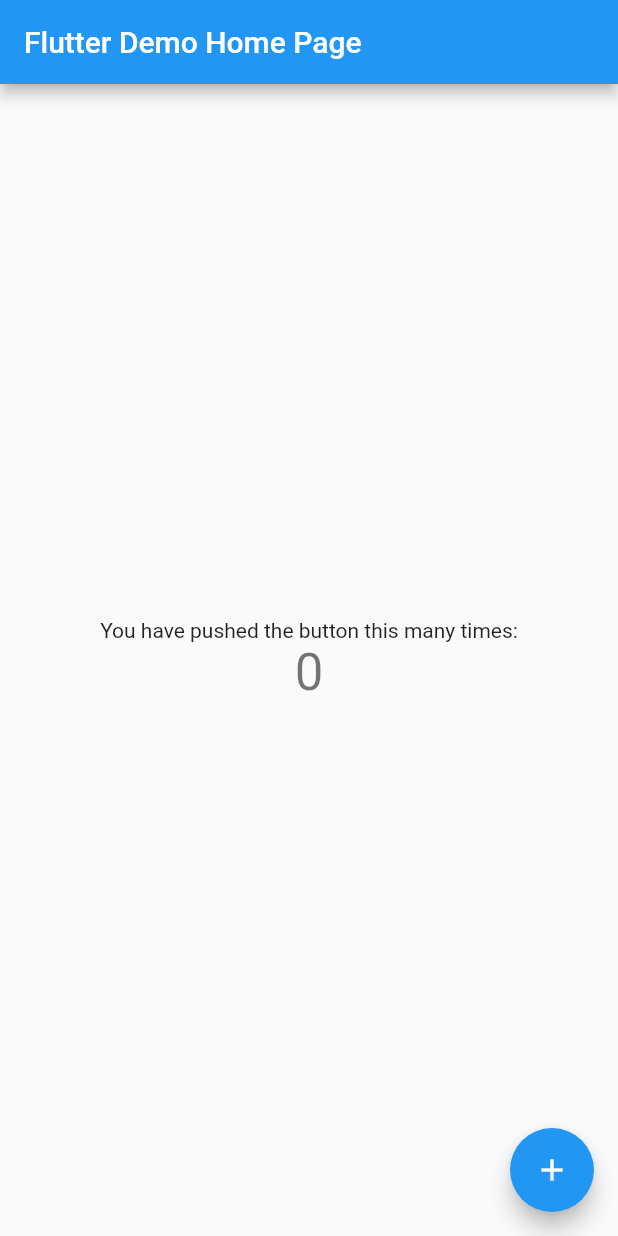
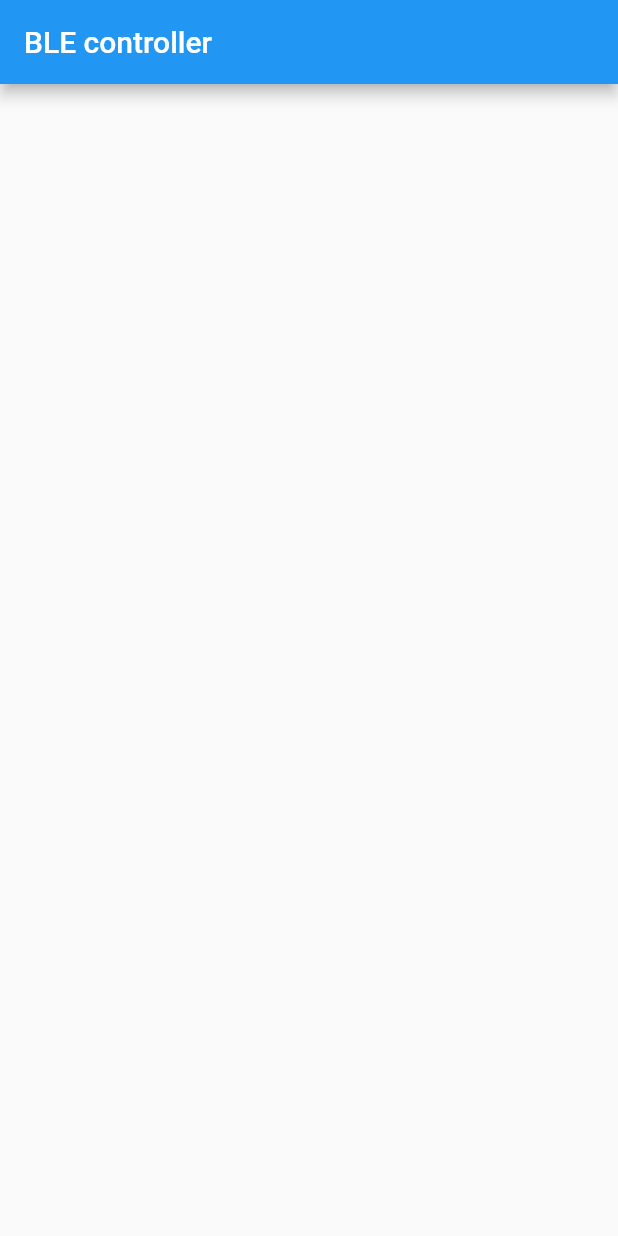
Before and after one commit to Ryutaro623/BLErobot, a Flutter app: the screen it shows after launch, on a phone screen of 412 x 824 dp. Run offline on Flutter 3.47's test engine with Material 2 defaults, Android fonts, the phone set to English and light mode, and no system bars.

Commit message:
added title bar

```diff
--- a/mycon/lib/main.dart
+++ b/mycon/lib/main.dart
@@ -7,109 +7,30 @@
 class MyApp extends StatelessWidget {
   const MyApp({Key? key}) : super(key: key);
 
-  // This widget is the root of your application.
   @override
   Widget build(BuildContext context) {
     return MaterialApp(
-      title: 'Flutter Demo',
-      theme: ThemeData(
-        // This is the theme of your application.
-        //
-        // Try running your application with "flutter run". You'll see the
-        // application has a blue toolbar. Then, without quitting the app, try
-        // changing the primarySwatch below to Colors.green and then invoke
-        // "hot reload" (press "r" in the console where you ran "flutter run",
-        // or simply save your changes to "hot reload" in a Flutter IDE).
-        // Notice that the counter didn't reset back to zero; the application
-        // is not restarted.
-        primarySwatch: Colors.blue,
-      ),
-      home: const MyHomePage(title: 'Flutter Demo Home Page'),
+      debugShowCheckedModeBanner: false,
+      theme: ThemeData(primarySwatch: Colors.blue),
+      home: const Ono(),
     );
   }
 }
 
-class MyHomePage extends StatefulWidget {
-  const MyHomePage({Key? key, required this.title}) : super(key: key);
-
-  // This widget is the home page of your application. It is stateful, meaning
-  // that it has a State object (defined below) that contains fields that affect
-  // how it looks.
-
-  // This class is the configuration for the state. It holds the values (in this
-  // case the title) provided by the parent (in this case the App widget) and
-  // used by the build method of the State. Fields in a Widget subclass are
-  // always marked "final".
-
-  final String title;
+class Ono extends StatefulWidget {
+  const Ono({Key? key}) : super(key: key);
 
   @override
-  State<MyHomePage> createState() => _MyHomePageState();
+  State<Ono> createState() => _OnoState();
 }
 
-class _MyHomePageState extends State<MyHomePage> {
-  int _counter = 0;
-
-  void _incrementCounter() {
-    setState(() {
-      // This call to setState tells the Flutter framework that something has
-      // changed in this State, which causes it to rerun the build method below
-      // so that the display can reflect the updated values. If we changed
-      // _counter without calling setState(), then the build method would not be
-      // called again, and so nothing would appear to happen.
-      _counter++;
-    });
-  }
-
+class _OnoState extends State<Ono> {
   @override
   Widget build(BuildContext context) {
-    // This method is rerun every time setState is called, for instance as done
-    // by the _incrementCounter method above.
-    //
-    // The Flutter framework has been optimized to make rerunning build methods
-    // fast, so that you can just rebuild anything that needs updating rather
-    // than having to individually change instances of widgets.
     return Scaffold(
       appBar: AppBar(
-        // Here we take the value from the MyHomePage object that was created by
-        // the App.build method, and use it to set our appbar title.
-        title: Text(widget.title),
+        title: const Text("BLE controller"),
       ),
-      body: Center(
-        // Center is a layout widget. It takes a single child and positions it
-        // in the middle of the parent.
-        child: Column(
-          // Column is also a layout widget. It takes a list of children and
-          // arranges them vertically. By default, it sizes itself to fit its
-          // children horizontally, and tries to be as tall as its parent.
-          //
-          // Invoke "debug painting" (press "p" in the console, choose the
-          // "Toggle Debug Paint" action from the Flutter Inspector in Android
-          // Studio, or the "Toggle Debug Paint" command in Visual Studio Code)
-          // to see the wireframe for each widget.
-          //
-          // Column has various properties to control how it sizes itself and
-          // how it positions its children. Here we use mainAxisAlignment to
-          // center the children vertically; the main axis here is the vertical
-          // axis because Columns are vertical (the cross axis would be
-          // horizontal).
-          mainAxisAlignment: MainAxisAlignment.center,
-          children: <Widget>[
-            const Text(
-              'You have pushed the button this many times:',
-            ),
-            Text(
-              '$_counter',
-              style: Theme.of(context).textTheme.headline4,
-            ),
-          ],
-        ),
-      ),
-      floatingActionButton: FloatingActionButton(
-        onPressed: _incrementCounter,
-        tooltip: 'Increment',
-        child: const Icon(Icons.add),
-      ), // This trailing comma makes auto-formatting nicer for build methods.
     );
   }
 }
```
Also changed, not shown: 1 other file.
